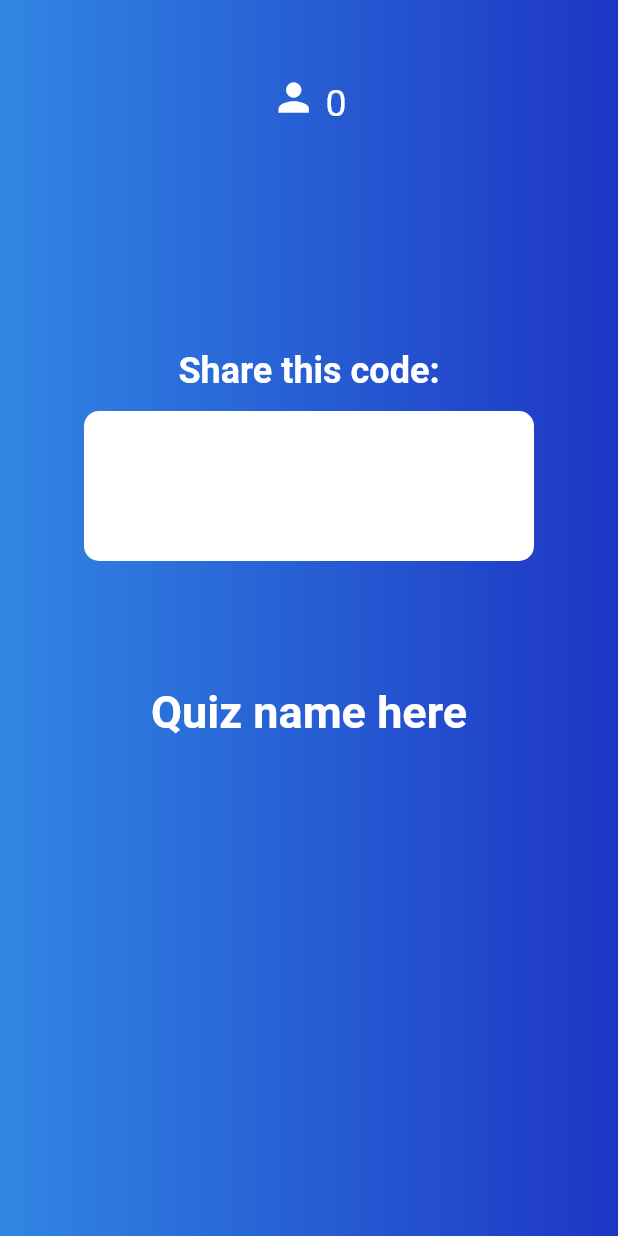
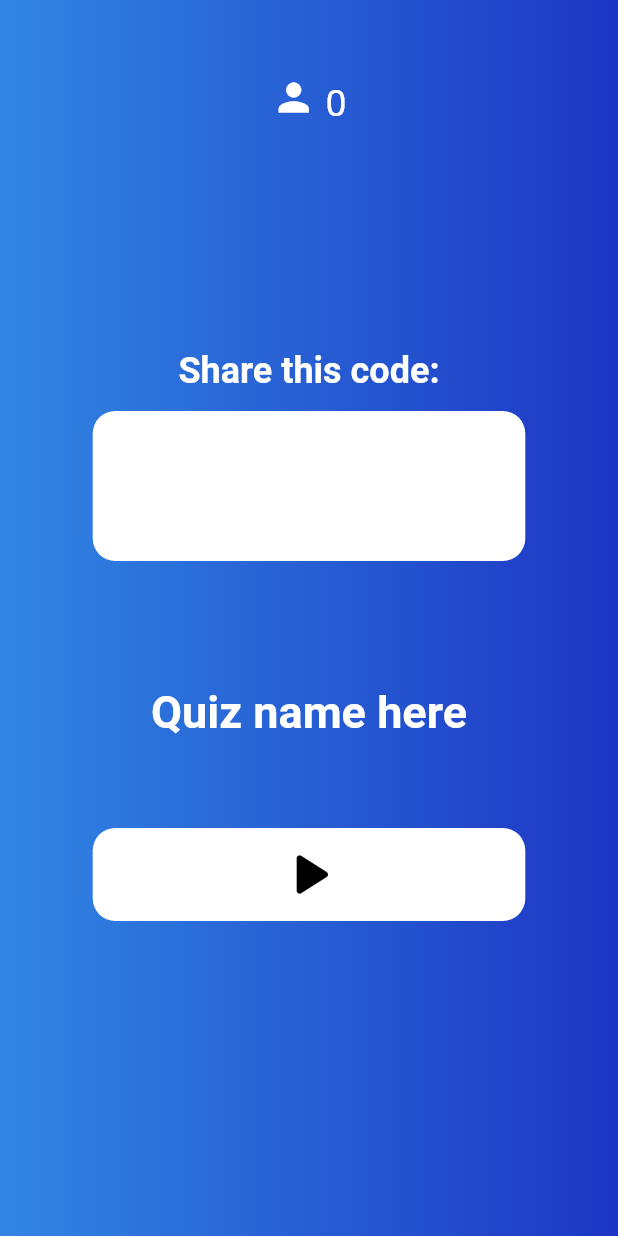
Before and after one commit to FEUP-ESOF-2020-21/open-cx-t6g3-its, a Flutter app: what adminScaffold() shows on an empty page, opened directly with empty values, on a phone screen of 412 x 824 dp. Run offline on Flutter 3.47's test engine with Material 2 defaults, Android fonts, the phone set to English and light mode, and no system bars; our stand-ins replace cloud_firestore, firebase_core; missing offline and left inert: flutter_statusbarcolor; accounts and stored records are empty.

Commit message:
🚧 Change Image and buttons padding

```diff
--- a/whowhat/lib/pages/connection.dart
+++ b/whowhat/lib/pages/connection.dart
@@ -110,15 +110,16 @@ Scaffold adminScaffold(BuildContext context, String session) {
                   padding: EdgeInsets.all(3),
                   child: Container(
                     height: 100.0,
-                    width: 300.0,
+                    width: MediaQuery.of(context).size.width * 0.7,
                     decoration: new BoxDecoration(
                       color: Colors.white, //new Color.fromRGBO(255, 0, 0, 0.0),
-                      borderRadius: new BorderRadius.all(Radius.circular(10)),
+                      borderRadius: new BorderRadius.all(Radius.circular(15)),
                     ),
                     child: Center(
                       child: Text(
                         session == null ? '------' : session,
                         style: TextStyle(
+                            color: Colors.black,
                             fontFamily: 'Roboto',
                             fontWeight: FontWeight.bold,
                             fontSize: 40,
@@ -142,6 +143,26 @@ Scaffold adminScaffold(BuildContext context, String session) {
                       )
                     ],
                   )),
+              Padding(
+                padding: EdgeInsets.only(top: 60),
+                child: InkWell(
+                    child: Container(
+                      width: MediaQuery.of(context).size.width * 0.7,
+                      height: 62,
+                      decoration: new BoxDecoration(
+                        color: Colors.white,
+                        borderRadius: new BorderRadius.all(Radius.circular(15)),
+                      ),
+                      child: Center(
+                        child: Icon(
+                          Icons.play_arrow_rounded,
+                          color: Colors.black, //Color(0xFF265DD3),
+                          size: 50,
+                        ),
+                      ),
+                    ),
+                    onTap: () {}),
+              ),
             ]),
       ),
     ),
--- a/whowhat/lib/pages/menu.dart
+++ b/whowhat/lib/pages/menu.dart
@@ -33,7 +33,8 @@ class _MyMenuState extends State<MyMenu> {
           mainAxisAlignment: MainAxisAlignment.center,
           children: <Widget>[
             Padding(
-              padding: EdgeInsets.only(bottom: 220),
+              padding: EdgeInsets.only(
+                  bottom: MediaQuery.of(context).size.height * 0.2),
               child: Stack(
                 clipBehavior: Clip.none,
                 alignment: Alignment.center,
@@ -67,6 +68,9 @@ class _MyMenuState extends State<MyMenu> {
                       padding: EdgeInsets.fromLTRB(0, 10, 0, 0),
                       onPressed: () async {
                         String code = codeInput.text;
+                        if (code == null || code == "") {
+                          _updateStatus("You need to insert a code!");
+                        } else {
                           if (await availableSession(code)) {
                             await joinSession(code);
                             Navigator.push(
@@ -77,6 +81,7 @@ class _MyMenuState extends State<MyMenu> {
                             );
                           } else {
                             _updateStatus("Session is not available!");
+                          }
                         }
                       }
                       //connect(context),
```
Also changed, not shown: whowhat/assets/images/conference.png. Lines whose indentation alone changed are shown as unchanged.
